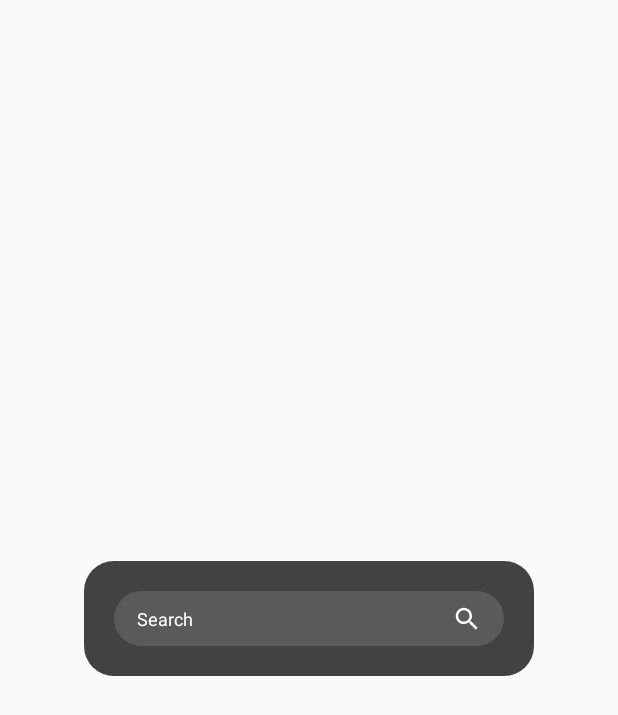
After one commit to KolyaFedorenko/StormWatch, an Android app: the layout dialog_search.xml on its own in the app's theme, with its tools: preview values and no code run, on a phone screen of 412 x 824 dp. The commit adds this screen. Shown: the top 715 px of the screen. Run offline under Robolectric (Android 15) with nearby library versions, the phone set to English and light mode, and no system bars.

Commit message:
Started working on an improved movie search engine

```diff
--- /dev/null
+++ b/app/src/main/res/layout/dialog_search.xml
@@ -0,0 +1,82 @@
+<?xml version="1.0" encoding="utf-8"?>
+<androidx.constraintlayout.widget.ConstraintLayout xmlns:android="http://schemas.android.com/apk/res/android"
+    android:layout_width="match_parent"
+    android:layout_height="match_parent"
+    xmlns:app="http://schemas.android.com/apk/res-auto">
+
+    <androidx.constraintlayout.widget.ConstraintLayout
+        android:layout_width="300dp"
+        android:layout_height="wrap_content"
+        app:layout_constraintTop_toTopOf="parent"
+        app:layout_constraintBottom_toBottomOf="parent"
+        app:layout_constraintEnd_toEndOf="parent"
+        app:layout_constraintStart_toStartOf="parent"
+        android:background="@drawable/rounded_background"
+        android:paddingVertical="20dp"
+        android:paddingHorizontal="20dp"
+        android:animateLayoutChanges="true">
+
+        <androidx.constraintlayout.widget.ConstraintLayout
+            android:id="@+id/clSearch"
+            android:layout_width="match_parent"
+            android:layout_height="wrap_content"
+            app:layout_constraintTop_toTopOf="parent">
+
+            <androidx.constraintlayout.widget.ConstraintLayout
+                android:layout_width="match_parent"
+                android:layout_height="wrap_content"
+                android:background="@drawable/rounded_background_light"
+                app:layout_constraintTop_toTopOf="parent">
+
+                <EditText
+                    android:id="@+id/dialogEditSearch"
+                    style="@style/EditTextHint"
+                    android:layout_width="match_parent"
+                    android:layout_height="wrap_content"
+                    app:layout_constraintTop_toTopOf="parent"
+                    android:background="@null"
+                    android:hint="@string/search"
+                    android:textColor="@color/white"
+                    android:textSize="12sp"
+                    android:paddingVertical="10dp"
+                    android:paddingStart="15dp"
+                    android:paddingEnd="0dp"
+                    android:inputType="text"/>
+
+                <androidx.constraintlayout.widget.ConstraintLayout
+                    android:id="@+id/dialogConstraintSearch"
+                    android:layout_width="30dp"
+                    android:layout_height="30dp"
+                    app:layout_constraintTop_toTopOf="parent"
+                    app:layout_constraintBottom_toBottomOf="parent"
+                    app:layout_constraintEnd_toEndOf="parent"
+                    android:layout_marginEnd="10dp"
+                    android:background="@drawable/rounded_background_light">
+
+                    <ImageView
+                        android:layout_width="20dp"
+                        android:layout_height="20dp"
+                        app:layout_constraintTop_toTopOf="parent"
+                        app:layout_constraintBottom_toBottomOf="parent"
+                        app:layout_constraintStart_toStartOf="parent"
+                        app:layout_constraintEnd_toEndOf="parent"
+                        android:src="@drawable/ic_baseline_search"
+                        android:tint="@color/white"
+                        android:contentDescription="@string/search"/>
+                </androidx.constraintlayout.widget.ConstraintLayout>
+            </androidx.constraintlayout.widget.ConstraintLayout>
+        </androidx.constraintlayout.widget.ConstraintLayout>
+
+        <androidx.recyclerview.widget.RecyclerView
+            android:id="@+id/dialogRecyclerFoundMovies"
+            android:layout_width="match_parent"
+            android:layout_height="wrap_content"
+            app:layout_constraintTop_toBottomOf="@id/clSearch"
+            android:layout_marginTop="10dp"
+            android:background="@drawable/rounded_background_light"
+            android:clipToPadding="false"
+            android:paddingBottom="15dp"
+            android:visibility="gone"
+            app:layout_constraintHeight_max="220dp"/>
+    </androidx.constraintlayout.widget.ConstraintLayout>
+</androidx.constraintlayout.widget.ConstraintLayout>
--- a/app/src/main/res/values/strings.xml
+++ b/app/src/main/res/values/strings.xml
@@ -70,4 +70,6 @@
         list of your favorite movies (movies with an average rating of 100%), as well as
         items to change some of your profile settings. To change any of your profile settings,
         click on the appropriate item and follow the instructions described there.</string>
+    <string name="search">Search</string>
+    <string name="found_movie_info">%1$s, %2$s</string>
 </resources>
```
Also changed, not shown: app/src/main/java/com/example/moviereviewer/Adapters/FoundMovieAdapter.java (added, +83 -0 lines), app/src/main/java/com/example/moviereviewer/Dialogs/SearchDialog.java (added, +122 -0 lines), app/src/main/java/com/example/moviereviewer/Fragments/AddMovieFragment.java (+7 -24 lines), app/src/main/res/layout/found_movie_item.xml (added, +53 -0 lines).
